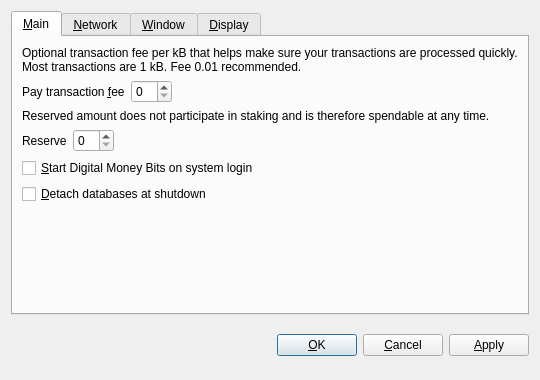
The window that DigitalMoneyBits-master/src/qt/forms/optionsdialog.ui (DMBcryptocurrency/DMB-project) describes before a commit, drawn with Qt 5.
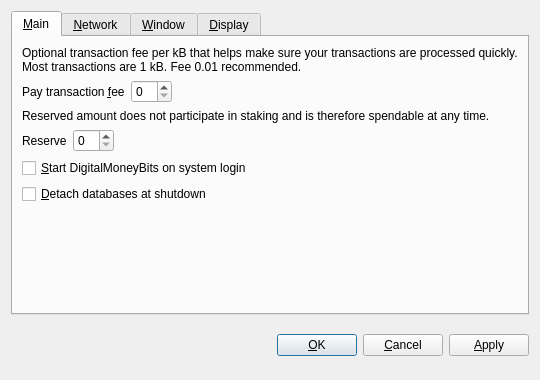
The same window after the commit. Custom widgets are drawn as their Qt base class.

What changed in the file:
```diff
--- a/DigitalMoneyBits-master/src/qt/forms/optionsdialog.ui
+++ b/DigitalMoneyBits-master/src/qt/forms/optionsdialog.ui
@@ -128,7 +128,7 @@
           <string>Automatically start Digital Money Bits after logging in to the system.</string>
          </property>
          <property name="text">
-          <string>&amp;Start Digital Money Bits on system login</string>
+          <string>&amp;Start DigitalMoneyBits on system login</string>
          </property>
         </widget>
        </item>
```
Left out of the diff: 10 changed lines with no effect on the pictures.
